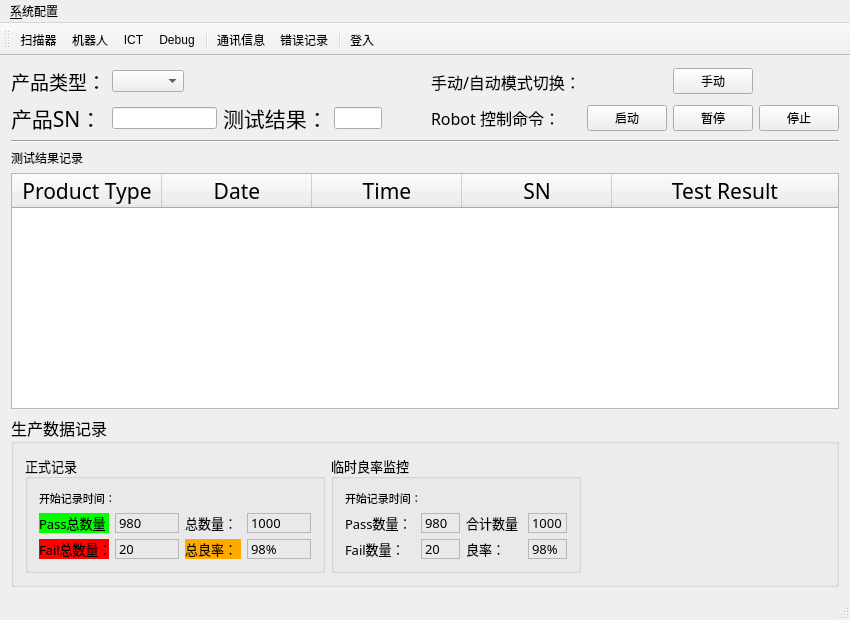
Qt form ict_ur10.ui (eveningwyn/ICT_UR10) before a commit.
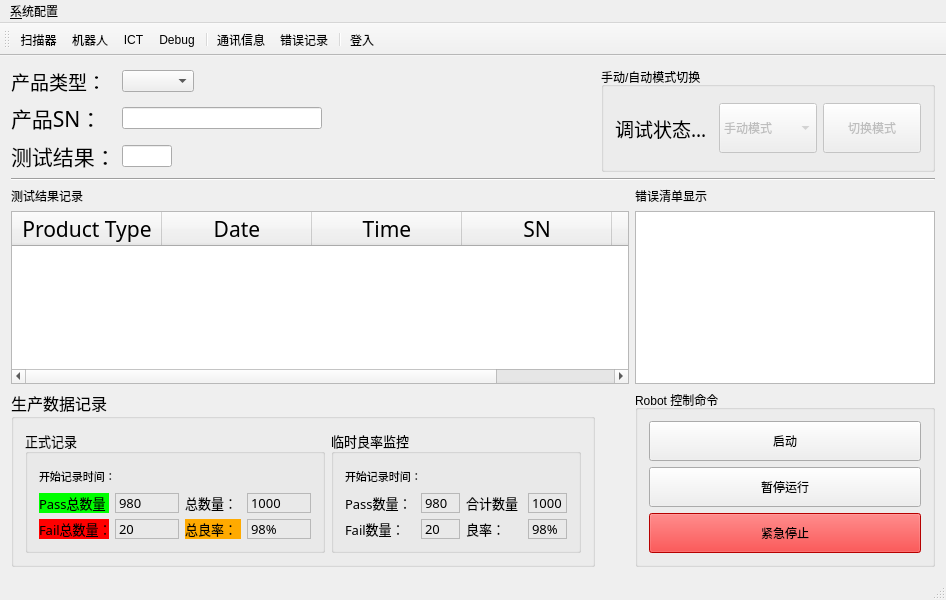
The same form after that commit. Icons and pictures are not drawn.

The edit to the form file:
```diff
--- a/ict_ur10.ui
+++ b/ict_ur10.ui
@@ -6,14 +6,14 @@
    <rect>
     <x>0</x>
     <y>0</y>
-    <width>850</width>
-    <height>620</height>
+    <width>946</width>
+    <height>600</height>
    </rect>
   </property>
   <property name="minimumSize">
    <size>
-    <width>850</width>
-    <height>500</height>
+    <width>800</width>
+    <height>600</height>
    </size>
   </property>
   <property name="windowTitle">
@@ -21,102 +21,7 @@
   </property>
   <widget class="QWidget" name="centralWidget">
    <layout class="QGridLayout" name="gridLayout">
-    <item row="5" column="0" colspan="9">
-     <widget class="QTableWidget" name="tableWidgetResultList">
-      <property name="statusTip">
-       <string>测试结果记录清单</string>
-      </property>
-      <property name="editTriggers">
-       <set>QAbstractItemView::NoEditTriggers</set>
-      </property>
-      <attribute name="horizontalHeaderDefaultSectionSize">
-       <number>150</number>
-      </attribute>
-      <attribute name="horizontalHeaderStretchLastSection">
-       <bool>true</bool>
-      </attribute>
-      <column>
-       <property name="text">
-        <string>Product Type</string>
-       </property>
-       <property name="font">
-        <font>
-         <family>宋体</family>
-         <pointsize>16</pointsize>
-        </font>
-       </property>
-       <property name="textAlignment">
-        <set>AlignCenter</set>
-       </property>
-      </column>
-      <column>
-       <property name="text">
-        <string>Date</string>
-       </property>
-       <property name="font">
-        <font>
-         <family>宋体</family>
-         <pointsize>16</pointsize>
-         <weight>50</weight>
-         <bold>false</bold>
-        </font>
-       </property>
-       <property name="textAlignment">
-        <set>AlignCenter</set>
-       </property>
-      </column>
-      <column>
-       <property name="text">
-        <string>Time</string>
-       </property>
-       <property name="font">
-        <font>
-         <family>宋体</family>
-         <pointsize>16</pointsize>
-        </font>
-       </property>
-       <property name="textAlignment">
-        <set>AlignCenter</set>
-       </property>
-      </column>
-      <column>
-       <property name="text">
-        <string>SN</string>
-       </property>
-       <property name="font">
-        <font>
-         <family>宋体</family>
-         <pointsize>16</pointsize>
-        </font>
-       </property>
-       <property name="textAlignment">
-        <set>AlignCenter</set>
-       </property>
-      </column>
-      <column>
-       <property name="text">
-        <string>Test Result</string>
-       </property>
-       <property name="font">
-        <font>
-         <family>宋体</family>
-         <pointsize>16</pointsize>
-        </font>
-       </property>
-       <property name="textAlignment">
-        <set>AlignCenter</set>
-       </property>
-      </column>
-     </widget>
-    </item>
-    <item row="2" column="6">
-     <widget class="QPushButton" name="pushButton_Robot_start">
-      <property name="text">
-       <string>启动</string>
-      </property>
-     </widget>
-    </item>
-    <item row="6" column="0" colspan="9">
+    <item row="9" column="0" colspan="8">
      <widget class="QGroupBox" name="groupBox">
       <property name="font">
        <font>
@@ -397,19 +302,6 @@
          </layout>
         </widget>
        </item>
-       <item row="1" column="7">
-        <spacer name="horizontalSpacer_3">
-         <property name="orientation">
-          <enum>Qt::Horizontal</enum>
-         </property>
-         <property name="sizeHint" stdset="0">
-          <size>
-           <width>40</width>
-           <height>20</height>
-          </size>
-         </property>
-        </spacer>
-       </item>
        <item row="0" column="6" rowspan="2">
         <widget class="QGroupBox" name="groupBox_3">
          <property name="minimumSize">
@@ -670,71 +562,7 @@
       </layout>
      </widget>
     </item>
-    <item row="2" column="2">
-     <widget class="QLabel" name="labelResult">
-      <property name="font">
-       <font>
-        <family>宋体</family>
-        <pointsize>16</pointsize>
-       </font>
-      </property>
-      <property name="text">
-       <string>测试结果：</string>
-      </property>
-     </widget>
-    </item>
-    <item row="2" column="0">
-     <widget class="QLabel" name="labelSN">
-      <property name="font">
-       <font>
-        <family>宋体</family>
-        <pointsize>16</pointsize>
-       </font>
-      </property>
-      <property name="text">
-       <string>产品SN：</string>
-      </property>
-     </widget>
-    </item>
-    <item row="2" column="3">
-     <widget class="QLineEdit" name="lineEditResult">
-      <property name="maximumSize">
-       <size>
-        <width>50</width>
-        <height>16777215</height>
-       </size>
-      </property>
-      <property name="statusTip">
-       <string>当前产品测试结果</string>
-      </property>
-      <property name="text">
-       <string/>
-      </property>
-      <property name="readOnly">
-       <bool>true</bool>
-      </property>
-     </widget>
-    </item>
-    <item row="2" column="1">
-     <widget class="QLineEdit" name="lineEditSN">
-      <property name="maximumSize">
-       <size>
-        <width>200</width>
-        <height>16777215</height>
-       </size>
-      </property>
-      <property name="statusTip">
-       <string>当前产品SN</string>
-      </property>
-      <property name="text">
-       <string/>
-      </property>
-      <property name="readOnly">
-       <bool>true</bool>
-      </property>
-     </widget>
-    </item>
-    <item row="4" column="0" colspan="2">
+    <item row="7" column="0" colspan="3">
      <widget class="QLabel" name="labelResultList">
       <property name="text">
        <string>测试结果记录</string>
@@ -754,6 +582,121 @@
       </property>
      </widget>
     </item>
+    <item row="2" column="5">
+     <spacer name="horizontalSpacer_2">
+      <property name="orientation">
+       <enum>Qt::Horizontal</enum>
+      </property>
+      <property name="sizeHint" stdset="0">
+       <size>
+        <width>40</width>
+        <height>20</height>
+       </size>
+      </property>
+     </spacer>
+    </item>
+    <item row="9" column="9">
+     <widget class="QGroupBox" name="groupBox_4">
+      <property name="minimumSize">
+       <size>
+        <width>300</width>
+        <height>0</height>
+       </size>
+      </property>
+      <property name="title">
+       <string>Robot 控制命令</string>
+      </property>
+      <layout class="QGridLayout" name="gridLayout_5">
+       <item row="0" column="1">
+        <widget class="QPushButton" name="pushButton_Robot_start">
+         <property name="minimumSize">
+          <size>
+           <width>0</width>
+           <height>40</height>
+          </size>
+         </property>
+         <property name="text">
+          <string>启动</string>
+         </property>
+        </widget>
+       </item>
+       <item row="1" column="1">
+        <widget class="QPushButton" name="pushButton_Robot_pause">
+         <property name="minimumSize">
+          <size>
+           <width>0</width>
+           <height>40</height>
+          </size>
+         </property>
+         <property name="text">
+          <string>暂停运行</string>
+         </property>
+        </widget>
+       </item>
+       <item row="2" column="1">
+        <widget class="QPushButton" name="pushButton_Robot_stop">
+         <property name="minimumSize">
+          <size>
+           <width>0</width>
+           <height>40</height>
+          </size>
+         </property>
+         <property name="styleSheet">
+          <string notr="true">background-color: rgb(255, 0, 0);</string>
+         </property>
+         <property name="text">
+          <string>紧急停止</string>
+         </property>
+        </widget>
+       </item>
+      </layout>
+     </widget>
+    </item>
+    <item row="1" column="0">
+     <widget class="QLabel" name="labelSN">
+      <property name="font">
+       <font>
+        <family>宋体</family>
+        <pointsize>16</pointsize>
+       </font>
+      </property>
+      <property name="text">
+       <string>产品SN：</string>
+      </property>
+     </widget>
+    </item>
+    <item row="2" column="0">
+     <widget class="QLabel" name="labelResult">
+      <property name="font">
+       <font>
+        <family>宋体</family>
+        <pointsize>16</pointsize>
+       </font>
+      </property>
+      <property name="text">
+       <string>测试结果：</string>
+      </property>
+     </widget>
+    </item>
+    <item row="1" column="1">
+     <widget class="QLineEdit" name="lineEditSN">
+      <property name="maximumSize">
+       <size>
+        <width>200</width>
+        <height>16777215</height>
+       </size>
+      </property>
+      <property name="statusTip">
+       <string>当前产品SN</string>
+      </property>
+      <property name="text">
+       <string/>
+      </property>
+      <property name="readOnly">
+       <bool>true</bool>
+      </property>
+     </widget>
+    </item>
     <item row="0" column="1">
      <widget class="QComboBox" name="comboBoxTypeSelect">
       <property name="sizePolicy">
@@ -767,70 +710,207 @@
       </property>
      </widget>
     </item>
-    <item row="2" column="4">
-     <spacer name="horizontalSpacer_2">
-      <property name="orientation">
-       <enum>Qt::Horizontal</enum>
-      </property>
-      <property name="sizeHint" stdset="0">
+    <item row="2" column="1">
+     <widget class="QLineEdit" name="lineEditResult">
+      <property name="maximumSize">
        <size>
-        <width>40</width>
-        <height>20</height>
+        <width>50</width>
+        <height>16777215</height>
        </size>
       </property>
-     </spacer>
-    </item>
-    <item row="2" column="8">
-     <widget class="QPushButton" name="pushButton_Robot_stop">
-      <property name="text">
-       <string>停止</string>
+      <property name="statusTip">
+       <string>当前产品测试结果</string>
       </property>
-     </widget>
-    </item>
-    <item row="2" column="7">
-     <widget class="QPushButton" name="pushButton_Robot_pause">
       <property name="text">
-       <string>暂停</string>
+       <string/>
       </property>
+      <property name="readOnly">
+       <bool>true</bool>
+      </property>
      </widget>
     </item>
-    <item row="0" column="7">
-     <widget class="QPushButton" name="pushButton_Auto_Debug">
-      <property name="text">
-       <string>手动</string>
+    <item row="0" column="8" rowspan="3" colspan="2">
+     <widget class="QGroupBox" name="groupBox_5">
+      <property name="minimumSize">
+       <size>
+        <width>0</width>
+        <height>100</height>
+       </size>
       </property>
+      <property name="title">
+       <string>手动/自动模式切换</string>
+      </property>
+      <layout class="QGridLayout" name="gridLayout_6">
+       <item row="0" column="1">
+        <widget class="QComboBox" name="comboBox_Auto_Debug">
+         <property name="enabled">
+          <bool>false</bool>
+         </property>
+         <property name="minimumSize">
+          <size>
+           <width>0</width>
+           <height>50</height>
+          </size>
+         </property>
+         <item>
+          <property name="text">
+           <string>手动模式</string>
+          </property>
+         </item>
+         <item>
+          <property name="text">
+           <string>自动模式</string>
+          </property>
+         </item>
+        </widget>
+       </item>
+       <item row="0" column="2">
+        <widget class="QPushButton" name="pushButton_Auto_Debug">
+         <property name="enabled">
+          <bool>false</bool>
+         </property>
+         <property name="minimumSize">
+          <size>
+           <width>0</width>
+           <height>50</height>
+          </size>
+         </property>
+         <property name="text">
+          <string>切换模式</string>
+         </property>
+        </widget>
+       </item>
+       <item row="0" column="0">
+        <widget class="QLabel" name="label_Auto_Debug">
+         <property name="font">
+          <font>
+           <family>新宋体</family>
+           <pointsize>14</pointsize>
+          </font>
+         </property>
+         <property name="text">
+          <string>调试状态...</string>
+         </property>
+        </widget>
+       </item>
+      </layout>
      </widget>
     </item>
-    <item row="3" column="0" colspan="9">
+    <item row="8" column="9">
+     <widget class="QTextBrowser" name="textBrowser_show_error"/>
+    </item>
+    <item row="4" column="0" colspan="10">
      <widget class="Line" name="line">
       <property name="orientation">
        <enum>Qt::Horizontal</enum>
       </property>
      </widget>
     </item>
-    <item row="2" column="5">
-     <widget class="QLabel" name="label_10">
-      <property name="font">
-       <font>
-        <family>新宋体</family>
-        <pointsize>12</pointsize>
-       </font>
+    <item row="8" column="0" colspan="9">
+     <widget class="QTableWidget" name="tableWidgetResultList">
+      <property name="statusTip">
+       <string>测试结果记录清单</string>
       </property>
-      <property name="text">
-       <string>Robot 控制命令：</string>
+      <property name="editTriggers">
+       <set>QAbstractItemView::NoEditTriggers</set>
       </property>
+      <attribute name="horizontalHeaderDefaultSectionSize">
+       <number>150</number>
+      </attribute>
+      <attribute name="horizontalHeaderStretchLastSection">
+       <bool>true</bool>
+      </attribute>
+      <column>
+       <property name="text">
+        <string>Product Type</string>
+       </property>
+       <property name="font">
+        <font>
+         <family>宋体</family>
+         <pointsize>16</pointsize>
+        </font>
+       </property>
+       <property name="textAlignment">
+        <set>AlignCenter</set>
+       </property>
+      </column>
+      <column>
+       <property name="text">
+        <string>Date</string>
+       </property>
+       <property name="font">
+        <font>
+         <family>宋体</family>
+         <pointsize>16</pointsize>
+         <weight>50</weight>
+         <bold>false</bold>
+        </font>
+       </property>
+       <property name="textAlignment">
+        <set>AlignCenter</set>
+       </property>
+      </column>
+      <column>
+       <property name="text">
+        <string>Time</string>
+       </property>
+       <property name="font">
+        <font>
+         <family>宋体</family>
+         <pointsize>16</pointsize>
+        </font>
+       </property>
+       <property name="textAlignment">
+        <set>AlignCenter</set>
+       </property>
+      </column>
+      <column>
+       <property name="text">
+        <string>SN</string>
+       </property>
+       <property name="font">
+        <font>
+         <family>宋体</family>
+         <pointsize>16</pointsize>
+        </font>
+       </property>
+       <property name="textAlignment">
+        <set>AlignCenter</set>
+       </property>
+      </column>
+      <column>
+       <property name="text">
+        <string>Test Result</string>
+       </property>
+       <property name="font">
+        <font>
+         <family>宋体</family>
+         <pointsize>16</pointsize>
+        </font>
+       </property>
+       <property name="textAlignment">
+        <set>AlignCenter</set>
+       </property>
+      </column>
      </widget>
     </item>
-    <item row="0" column="5">
-     <widget class="QLabel" name="label_9">
-      <property name="font">
-       <font>
-        <family>新宋体</family>
-        <pointsize>12</pointsize>
-       </font>
+    <item row="9" column="8">
+     <spacer name="horizontalSpacer_3">
+      <property name="orientation">
+       <enum>Qt::Horizontal</enum>
       </property>
+      <property name="sizeHint" stdset="0">
+       <size>
+        <width>40</width>
+        <height>20</height>
+       </size>
+      </property>
+     </spacer>
+    </item>
+    <item row="7" column="9">
+     <widget class="QLabel" name="labelResultList_2">
       <property name="text">
-       <string>手动/自动模式切换：</string>
+       <string>错误清单显示</string>
       </property>
      </widget>
     </item>
@@ -841,7 +921,7 @@
     <rect>
      <x>0</x>
      <y>0</y>
-     <width>850</width>
+     <width>946</width>
      <height>23</height>
     </rect>
    </property>
```
Left out of the diff: 56 changed lines with no effect on the pictures.
